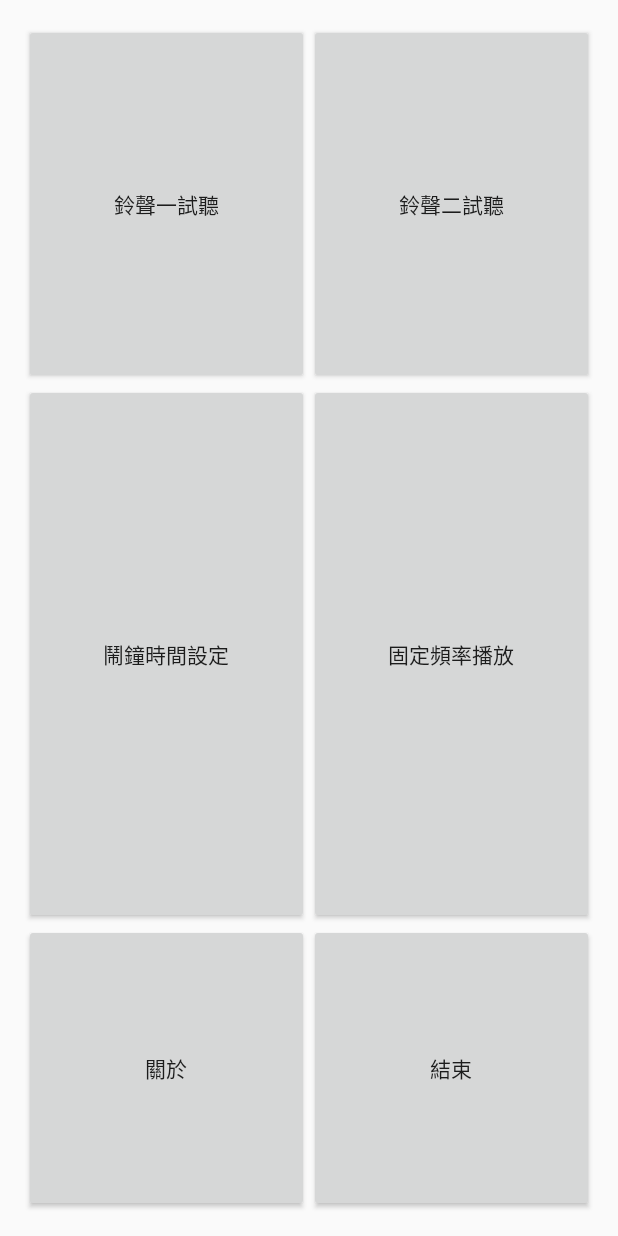
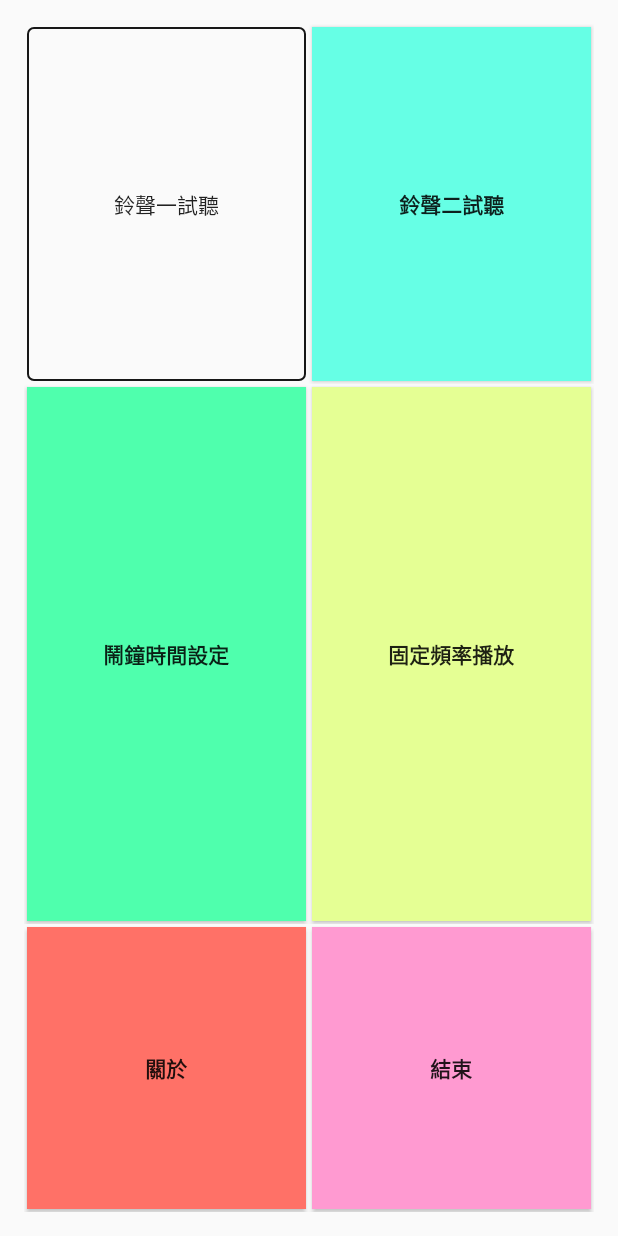
Before and after one commit to jordanSu/HonJeiAlarm, an Android app: the layout activity_home.xml on its own in the app's theme, with its tools: preview values and no code run, on a phone screen of 412 x 824 dp. Run offline under Robolectric (Android 15) with nearby library versions, the phone set to English and light mode, and no system bars.

Commit message:
a new button style try

```diff
--- a/app/src/main/AndroidManifest.xml
+++ b/app/src/main/AndroidManifest.xml
@@ -10,16 +10,25 @@
         <activity
             android:name=".MainActivity"
             android:label="@string/app_name" >
+
+            <!-- when app done discomment this
+            <intent-filter>
+                <action android:name="android.intent.action.MAIN" />
+
+                <category android:name="android.intent.category.LAUNCHER" />
+            </intent-filter>
+            */
+            -->
+        </activity>
+        <activity
+            android:name=".HomeActivity"
+            android:label="@string/app_name" >
             <intent-filter>
                 <action android:name="android.intent.action.MAIN" />
 
                 <category android:name="android.intent.category.LAUNCHER" />
             </intent-filter>
         </activity>
-        <activity
-            android:name=".HomeActivity"
-            android:label="@string/app_name" >
-        </activity>
     </application>
 
 </manifest>
--- /dev/null
+++ b/app/src/main/res/drawable/button.xml
@@ -0,0 +1,19 @@
+<?xml version="1.0" encoding="utf-8"?>
+<selector xmlns:android="http://schemas.android.com/apk/res/android">
+    <item android:state_pressed="true">
+        <shape>
+            <solid android:color="#343434"></solid>
+            <stroke android:color="#171717" android:width="1dp"></stroke>
+            <corners android:radius="3dp"></corners>
+            <padding android:bottom="10dp" android:left="10dp" android:right="10dp" android:top="10dp"></padding>
+        </shape>
+    </item>
+    <item>
+        <shape>
+            <gradient android:angle="270" android:color="#343434"></gradient>
+            <stroke android:color="#171717" android:width="1dp"></stroke>
+            <corners android:radius="4dp"></corners>
+            <padding android:bottom="10dp" android:left="10dp" android:right="10dp" android:top="10dp"></padding>
+        </shape>
+    </item>
+</selector>
--- a/app/src/main/res/layout/activity_home.xml
+++ b/app/src/main/res/layout/activity_home.xml
@@ -21,14 +21,20 @@
             android:layout_height="fill_parent"
             android:text="鈴聲一試聽"
             android:id="@+id/listen1Button"
-            android:layout_weight="1" />
+            android:layout_weight="1"
+            android:background="@drawable/button"
+
+            android:layout_margin="2dp"/>
 
         <Button
             android:layout_width="0dp"
             android:layout_height="fill_parent"
             android:text="鈴聲二試聽"
             android:id="@+id/listen2Button"
-            android:layout_weight="1" />
+            android:layout_weight="1"
+            android:background="#66ffe5"
+            android:textStyle="bold"
+            android:layout_margin="2dp"/>
     </LinearLayout>
 
     <LinearLayout
@@ -43,14 +49,20 @@
             android:layout_height="fill_parent"
             android:text="鬧鐘時間設定"
             android:id="@+id/timesetButton"
-            android:layout_weight="1" />
+            android:layout_weight="1"
+            android:background="#4fffad"
+            android:textStyle="bold"
+            android:layout_margin="2dp"/>
 
         <Button
             android:layout_width="0dp"
             android:layout_height="fill_parent"
             android:text="固定頻率播放"
             android:id="@+id/frequencyButton"
-            android:layout_weight="1" />
+            android:layout_weight="1"
+            android:background="#e5ff94"
+            android:textStyle="bold"
+            android:layout_margin="2dp"/>
     </LinearLayout>
 
     <LinearLayout
@@ -65,14 +77,20 @@
             android:layout_height="fill_parent"
             android:text="關於"
             android:id="@+id/aboutButton"
-            android:layout_weight="1" />
+            android:layout_weight="1"
+            android:background="#ff7167"
+            android:textStyle="bold"
+            android:layout_margin="2dp"/>
 
         <Button
             android:layout_width="0dp"
             android:layout_height="fill_parent"
             android:text="結束"
             android:id="@+id/exitButton"
-            android:layout_weight="1" />
+            android:layout_weight="1"
+            android:background="#ff9ad1"
+            android:textStyle="bold"
+            android:layout_margin="2dp"/>
     </LinearLayout>
 
 </LinearLayout>
```
